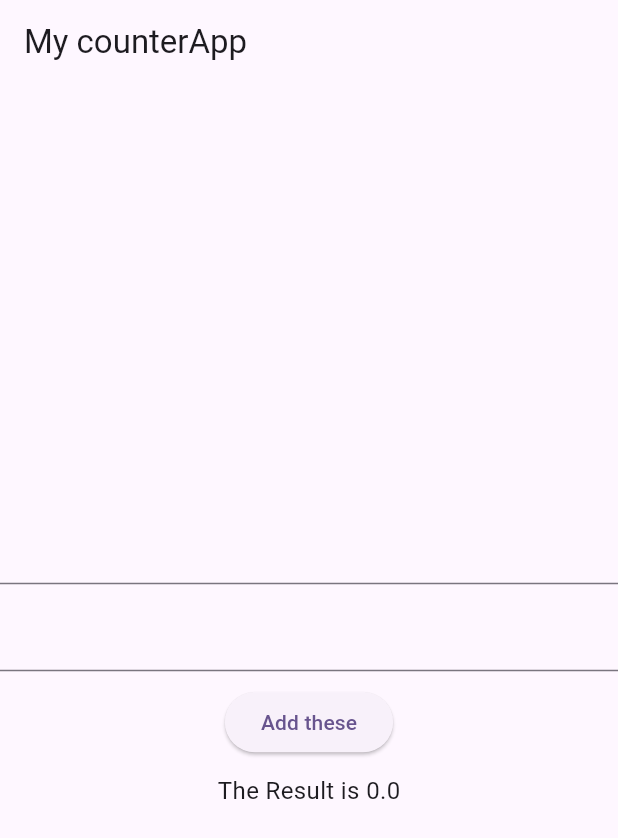
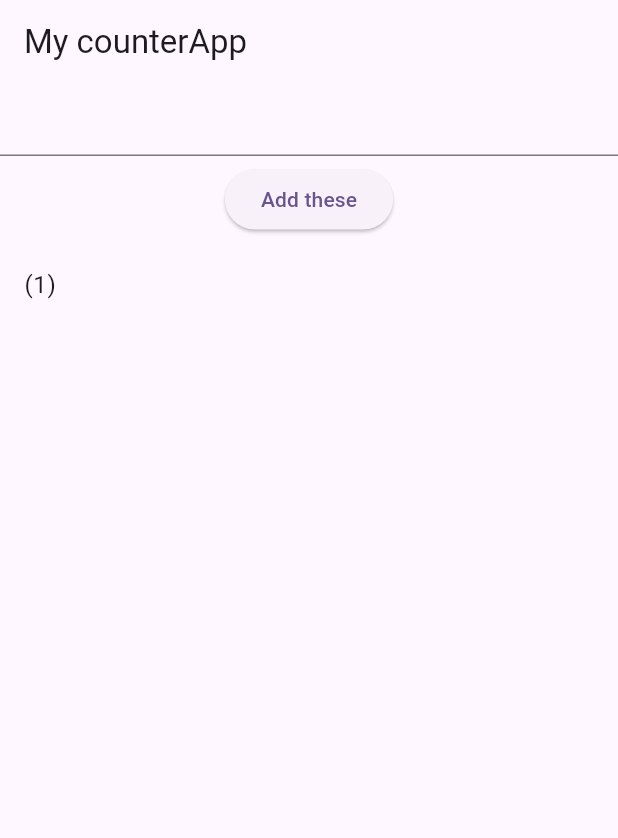
Before and after one commit to alkawsar1030/statefulWidgets, a Flutter app: the screen it shows after launch, after a tap on "Add these", on a phone screen of 412 x 824 dp. Shown: the top 838 px of the screen. Run offline on Flutter 3.47's test engine with Material 3 defaults, Android fonts, the phone set to English and light mode, and no system bars.

Commit message:
taking input from textField then add the value in list and showing the vlues in listview

```diff
--- a/lib/HomePage.dart
+++ b/lib/HomePage.dart
@@ -9,20 +9,17 @@ class HomePage extends StatefulWidget {
 
 class _HomePageState extends State<HomePage> {
   final TextEditingController controller = TextEditingController();
-  final TextEditingController controller1 = TextEditingController();
-  double num1 = 0;
-  double num2 = 0;
-  double result = 0;
 
-  void clearText() {
-    controller.clear(); // এই লাইনটি TextField-এর লেখা মুছে দেবে
+  String item = "";
+  List itemList=[];
+  setItem(value){
+    setState(() {
+     item=value;
+    });
   }
-
-  bool showResult = false; // প্রথমে টেক্সটটা লুকানো থাকবে
-
-  void addNumbers() {
+  addItem(value){
     setState(() {
-      showResult = true; // বাটনে চাপলে টেক্সট দেখাবে
+      itemList.add(item);
     });
   }
 
@@ -30,50 +27,46 @@ class _HomePageState extends State<HomePage> {
   Widget build(BuildContext context) {
     return Scaffold(
       appBar: AppBar(title: Text('My counterApp')),
-      body: Center(
-        child: Column(
-          mainAxisAlignment: MainAxisAlignment.center,
+      body: Column(
+        mainAxisAlignment: MainAxisAlignment.start,
         crossAxisAlignment: CrossAxisAlignment.center,
         children: [
           TextFormField(
-              controller: controller,
+            //controller: controller,
+            onChanged: (value) {
+              setItem(value);
 
-              onChanged: (value) {
-                setState(() {
-                  num1 = double.parse(value);
-                });
+
+
             },
           ),
-            SizedBox(height: 10),
-            TextFormField(
-              controller: controller1,
-              onChanged: (value) {
-                setState(() {
-                  num2 = double.parse(value);
-                });
+          SizedBox(height: 5),
+          ElevatedButton(
+            onPressed: () {
+
+              addItem(item);
+
+            },
+            child: Text('Add these'),
+          ),
+          SizedBox(height: 5),
+
+         SingleChildScrollView(
+           child: Container(
+             height: 400,
+             child: ListView.builder(
+               shrinkWrap: true,
+               itemCount: itemList.length,
+                 itemBuilder: (context, index) {
+                 return ListTile(
+                   title: Text("(${index+1}) ${itemList[index]}"),
+                 );
+
                  },
              ),
-            SizedBox(height: 10),
-
-            ElevatedButton(
-              onPressed: () {
-                addNumbers();
-                setState(() {
-                 // showResult = true;
-                  result = num1 + num2;
-                  controller1.clear();
-                  controller.clear();
-                });
-              },
-              child: Text('Add these'),
-
            ),
-            SizedBox(height: 10),
-
-            if (showResult)
-              Text('The Result is $result', style: TextStyle(fontSize: 16)),
+         ),
         ],
-        ),
       ),
     );
   }
```
Lines whose indentation alone changed are shown as unchanged.
